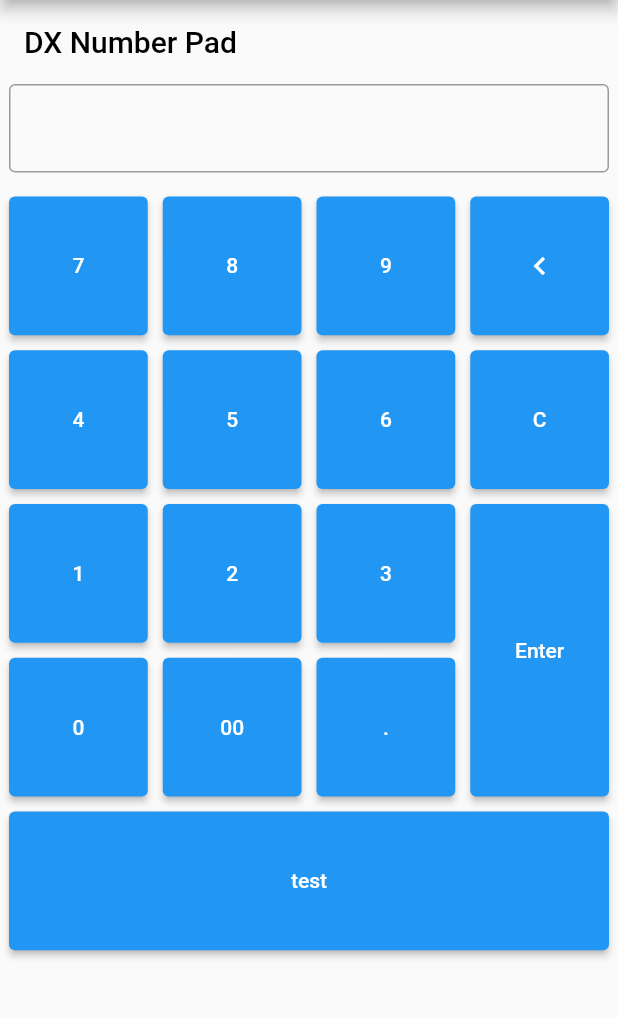
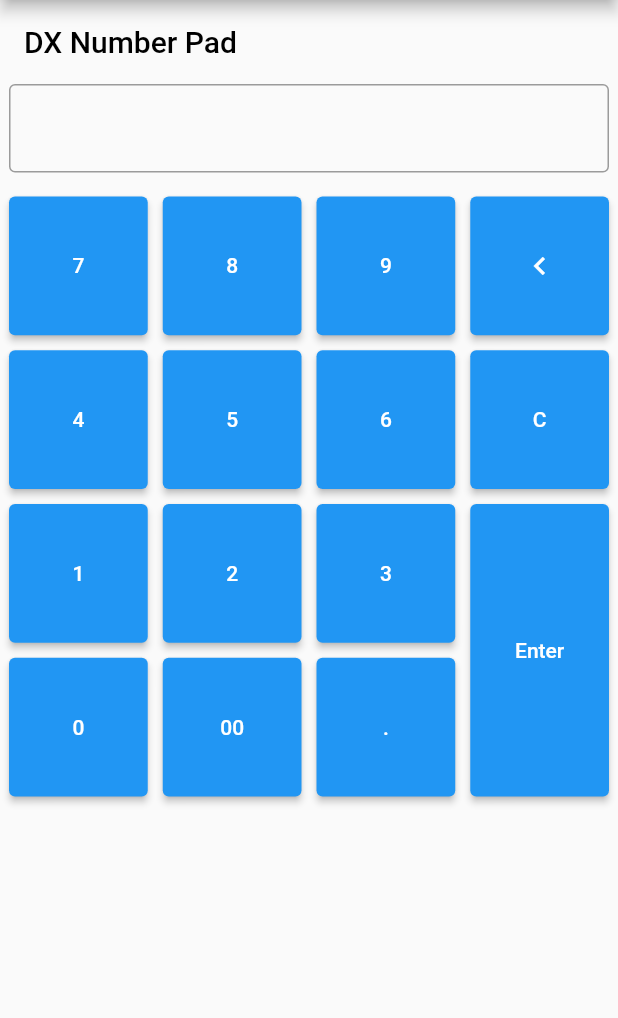
Before and after one commit to DalangLy/pos_platform_widgets, a Flutter app: the screen it shows after launch, on a phone screen of 412 x 824 dp, the part 84-1102 px from its top. Run offline on Flutter 3.47's test engine with Material 2 defaults, Android fonts, the light colour scheme and no system bars; our stand-ins replace auto_route.

Commit message:
fixed bugs

```diff
--- a/lib/widgets/dxnumber.pad.widget.dart
+++ b/lib/widgets/dxnumber.pad.widget.dart
@@ -32,7 +32,6 @@ class DXNumberPad extends StatelessWidget {
     _CustomGridItem(child: Text('0'), value: '0', geometry: _CustomGridGeometry(colSpan: 1, rowSpan: 1, posX: 0, posY: 3)),
     _CustomGridItem(child: Text('00'), value: '0.0', geometry: _CustomGridGeometry(colSpan: 1, rowSpan: 1, posX: 1, posY: 3)),
     _CustomGridItem(child: Text('.'), value: '.', geometry: _CustomGridGeometry(colSpan: 1, rowSpan: 1, posX: 2, posY: 3)),
-    _CustomGridItem(child: Text('test'), value: 'test', geometry: _CustomGridGeometry(colSpan: 1, rowSpan: 4, posX: 0, posY: 4)),
   ];
 
   @override
```
